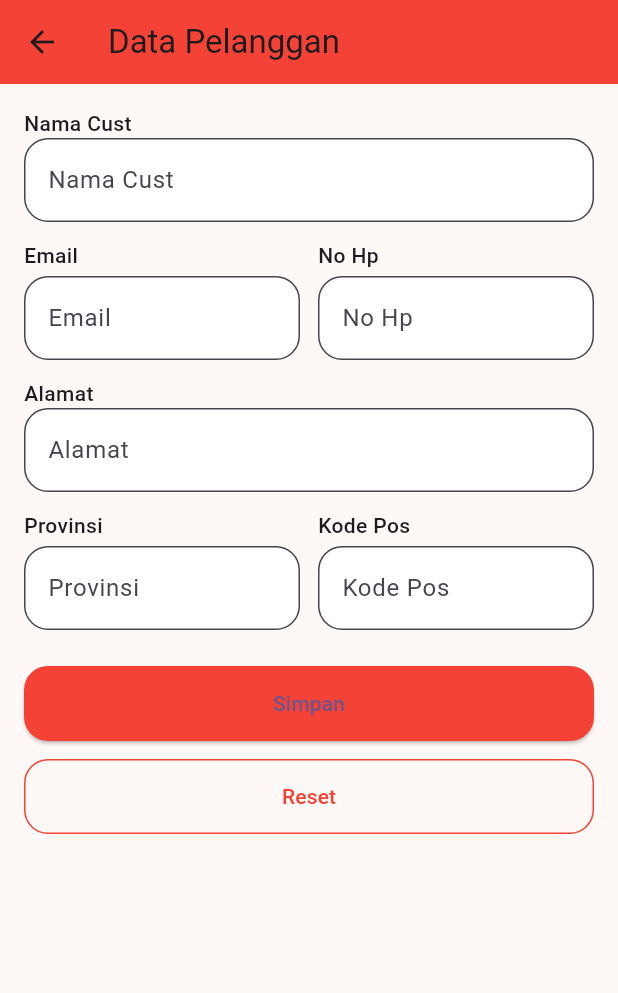
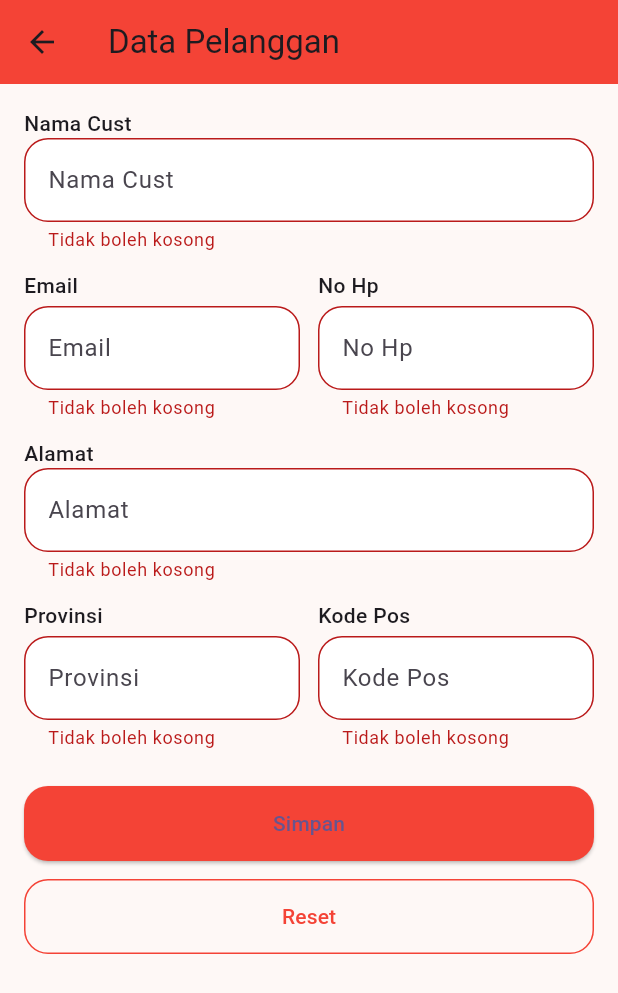
Before and after one commit to kyy08/20220140101_UCP1Flutter, a Flutter app: the DataPelangganPage screen opened directly, after a tap on "Simpan", on a phone screen of 412 x 824 dp. Shown: the top 993 px of the screen. Run offline on Flutter 3.47's test engine with Material 3 defaults, Android fonts, the phone set to English and light mode, and no system bars.

Commit message:
menambahkan validasi Tidak Boleh Kosong di DataPelanggan

```diff
--- a/lib/Presentation/data_pelanggan.dart
+++ b/lib/Presentation/data_pelanggan.dart
@@ -1,7 +1,40 @@
 import 'package:flutter/material.dart';
 
-class DataPelangganPage extends StatelessWidget {
+class DataPelangganPage extends StatefulWidget {
   const DataPelangganPage({super.key});
+
+  @override
+  State<DataPelangganPage> createState() => _DataPelangganPageState();
+}
+
+class _DataPelangganPageState extends State<DataPelangganPage> {
+  final _formKey = GlobalKey<FormState>();
+
+  final _namaController = TextEditingController();
+  final _emailController = TextEditingController();
+  final _noHpController = TextEditingController();
+  final _alamatController = TextEditingController();
+  final _provinsiController = TextEditingController();
+  final _kodePosController = TextEditingController();
+
+  void _simpan() {
+    if (_formKey.currentState!.validate()) {
+      // Lakukan penyimpanan data
+      ScaffoldMessenger.of(context).showSnackBar(
+        const SnackBar(content: Text('Data berhasil disimpan')),
+      );
+    }
+  }
+
+  void _reset() {
+    _formKey.currentState?.reset();
+    _namaController.clear();
+    _emailController.clear();
+    _noHpController.clear();
+    _alamatController.clear();
+    _provinsiController.clear();
+    _kodePosController.clear();
+  }
 
   @override
   Widget build(BuildContext context) {
@@ -17,38 +50,40 @@ class DataPelangganPage extends StatelessWidget {
       ),
       body: Padding(
         padding: const EdgeInsets.all(16),
+        child: Form(
+          key: _formKey,
           child: SingleChildScrollView(
             child: Column(
               crossAxisAlignment: CrossAxisAlignment.start,
               children: [
                 _buildLabel("Nama Cust"),
-              _buildTextField("Nama Cust"),
+                _buildTextField("Nama Cust", _namaController),
                 const SizedBox(height: 12),
 
                 Row(
                   children: [
-                  Expanded(child: _buildLabeledField("Email", "Email")),
+                    Expanded(child: _buildLabeledField("Email", "Email", _emailController)),
                     const SizedBox(width: 12),
-                  Expanded(child: _buildLabeledField("No Hp", "No Hp")),
+                    Expanded(child: _buildLabeledField("No Hp", "No Hp", _noHpController)),
                   ],
                 ),
                 const SizedBox(height: 12),
 
                 _buildLabel("Alamat"),
-              _buildTextField("Alamat"),
+                _buildTextField("Alamat", _alamatController),
                 const SizedBox(height: 12),
 
                 Row(
                   children: [
-                  Expanded(child: _buildLabeledField("Provinsi", "Provinsi")),
+                    Expanded(child: _buildLabeledField("Provinsi", "Provinsi", _provinsiController)),
                     const SizedBox(width: 12),
-                  Expanded(child: _buildLabeledField("Kode Pos", "Kode Pos")),
+                    Expanded(child: _buildLabeledField("Kode Pos", "Kode Pos", _kodePosController)),
                   ],
                 ),
                 const SizedBox(height: 24),
 
                 ElevatedButton(
-                onPressed: () {},
+                  onPressed: _simpan,
                   style: ElevatedButton.styleFrom(
                     backgroundColor: Colors.red,
                     minimumSize: const Size.fromHeight(50),
@@ -60,7 +95,7 @@ class DataPelangganPage extends StatelessWidget {
                 ),
                 const SizedBox(height: 12),
                 OutlinedButton(
-                onPressed: () {},
+                  onPressed: _reset,
                   style: OutlinedButton.styleFrom(
                     foregroundColor: Colors.red,
                     side: const BorderSide(color: Colors.red),
@@ -75,6 +110,7 @@ class DataPelangganPage extends StatelessWidget {
             ),
           ),
         ),
+      ),
     );
   }
 
@@ -85,24 +121,26 @@ class DataPelangganPage extends StatelessWidget {
     );
   }
 
-  Widget _buildTextField(String hint) {
-    return TextField(
+  Widget _buildTextField(String hint, TextEditingController controller) {
+    return TextFormField(
+      controller: controller,
       decoration: InputDecoration(
         hintText: hint,
         border: OutlineInputBorder(borderRadius: BorderRadius.circular(16)),
         filled: true,
         fillColor: Colors.white,
       ),
+      validator: (value) => value == null || value.isEmpty ? 'Tidak boleh kosong' : null,
     );
   }
 
-  Widget _buildLabeledField(String label, String hint) {
+  Widget _buildLabeledField(String label, String hint, TextEditingController controller) {
     return Column(
       crossAxisAlignment: CrossAxisAlignment.start,
       children: [
         _buildLabel(label),
         const SizedBox(height: 4),
-        _buildTextField(hint),
+        _buildTextField(hint, controller),
       ],
     );
   }
```
Lines whose indentation alone changed are shown as unchanged.
